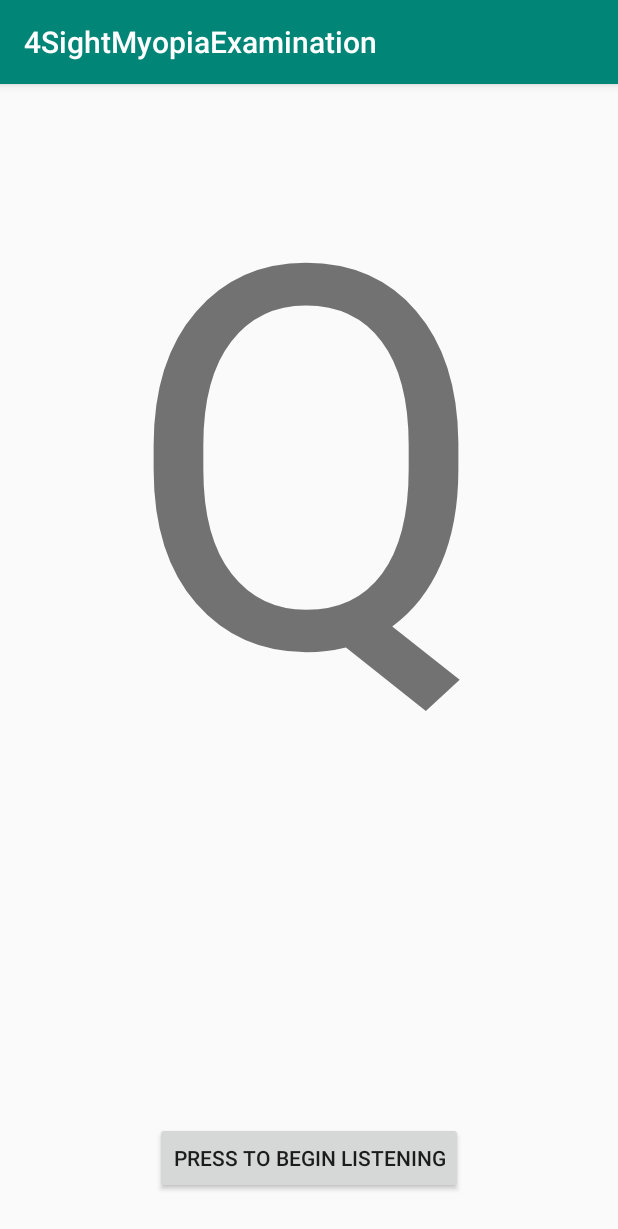
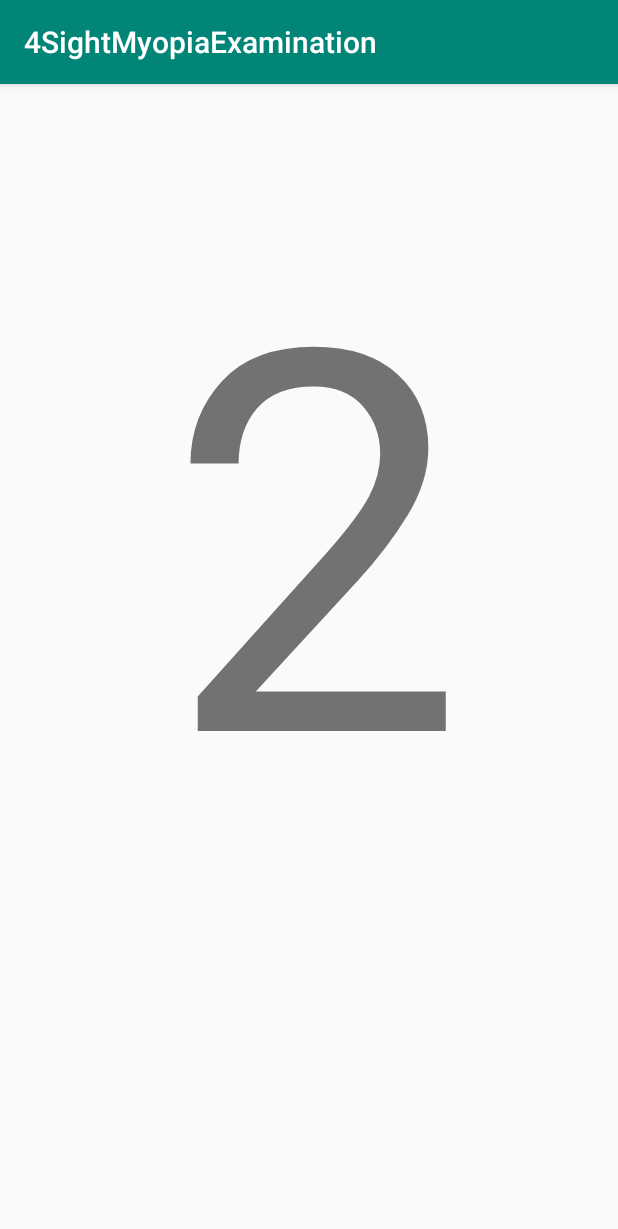
Before and after one commit to kylegreenf/4SightMyopiaExamination, an Android app: the MainActivity screen opened directly, with no data from a screen before it, on a phone screen of 412 x 824 dp. Shown: the top 1229 px of the screen. Run offline under Robolectric (Android 15) with nearby library versions, the phone set to English and light mode, and no system bars; Roboto replaces fonts that are not available here.

Commit message:
Test primarily finished - no more button, now automatic, test ends after completeting smallest font size as well

```diff
--- a/app/src/main/java/com/example/a4sightmyopiaexamination/MainActivity.java
+++ b/app/src/main/java/com/example/a4sightmyopiaexamination/MainActivity.java
@@ -11,6 +11,7 @@ import android.media.MediaPlayer;
 import android.net.Uri;
 import android.os.Build;
 import android.os.Bundle;
+import android.os.CountDownTimer;
 import android.provider.Settings;
 import android.speech.RecognitionListener;
 import android.speech.RecognizerIntent;
@@ -39,6 +40,8 @@ public class MainActivity extends AppCompatActivity {
     private int incorrectCount;
     private int totalQuestions;
     private int fontSize = 160;
+
+    private int countdownint = 3;
 
     @Override
     protected void onCreate(Bundle savedInstanceState) {
@@ -79,7 +82,9 @@ public class MainActivity extends AppCompatActivity {
 
             @Override
             public void onError(int error) {
-
+                //letterTesting.setText(Integer.toString(error));
+                mSpeechRecognizer.cancel();
+                startNextListenTimer();
             }
 
             @Override
@@ -89,7 +94,7 @@ public class MainActivity extends AppCompatActivity {
                     checkCorrectGuess(matches.get(0), correctAnswer);
                     letterTesting.setText(generateSpecificRandomLetter(fontSize));
                 }
-                mSpeechRecognizer.startListening(mSpeechRecognizerIntent);
+                startNextListenTimer();
             }
 
             @Override
@@ -116,8 +121,63 @@ public class MainActivity extends AppCompatActivity {
         // Changing the text results
         letterTesting = (TextView) findViewById(R.id.letterTesting);
         letterTesting.setText(generateRandomLetter());
+        letterTesting.setText("3");
 
 
+        startCountdownTimer();
+
+    }
+
+    private void startCountdownTimer() {
+        new CountDownTimer(1250, 1000) {
+
+            public void onTick(long millisUntilFinished) {
+                //mTextField.setText("seconds remaining: " + millisUntilFinished / 1000);
+            }
+
+            public void onFinish() {
+                //mTextField.setText("done!");
+                lowerCountdown();
+            }
+        }.start();
+    }
+
+    private void startNextListenTimer() {
+        new CountDownTimer(750, 1000) {
+
+            public void onTick(long millisUntilFinished) {
+
+            }
+
+            public void onFinish() {
+                mSpeechRecognizer.startListening(mSpeechRecognizerIntent);
+            }
+        }.start();
+    }
+
+    private void lowerCountdown() {
+        switch (countdownint) {
+            case 3:
+                letterTesting.setText("2");
+                startCountdownTimer();
+                break;
+            case 2:
+                letterTesting.setText("1");
+                startCountdownTimer();
+                break;
+            case 1:
+                letterTesting.setText("0");
+                startCountdownTimer();
+                break;
+            case 0:
+                letterTesting.setText(correctAnswer);
+                getSpeechInput(null);
+                //endAnswerTimerStart();
+                break;
+
+
+        }
+        countdownint--;
     }
 
     private void checkPermission() {
@@ -130,20 +190,6 @@ public class MainActivity extends AppCompatActivity {
         }
     }
 
-    /*
-    public void getSpeechInput(View view) {
-        Intent intent = new Intent(RecognizerIntent.ACTION_RECOGNIZE_SPEECH);
-        intent.putExtra(RecognizerIntent.EXTRA_LANGUAGE_MODEL, RecognizerIntent.LANGUAGE_MODEL_FREE_FORM);
-        intent.putExtra(RecognizerIntent.EXTRA_LANGUAGE, Locale.getDefault());
-
-
-
-        if (intent.resolveActivity(getPackageManager()) != null) {
-            startActivityForResult(intent, 10);
-        } else {
-            Toast.makeText(this, "Your device does not support speech input", Toast.LENGTH_SHORT).show();
-        }
-    }*/
 
     public void getSpeechInput(View v) {
         mSpeechRecognizer.startListening(mSpeechRecognizerIntent);
@@ -266,7 +312,7 @@ public class MainActivity extends AppCompatActivity {
         String guess = result;
         totalQuestions++;
         if (isPossibleAnswer(guess.toLowerCase(), correctAnswer.toLowerCase())) {
-            correctGuess.start(); // Play a noise
+            //correctGuess.start(); // Play a noise
             reduceFontSize();
             Toast.makeText(this, "Correct input!", Toast.LENGTH_SHORT).show();
         } else {
@@ -274,7 +320,7 @@ public class MainActivity extends AppCompatActivity {
             if (incorrectCount == 3) {
                 openAnalysisActivity();
             }
-            wrongGuess.start(); // Play incorrect noise
+            //wrongGuess.start(); // Play incorrect noise
             Toast.makeText(this, "Your guess, " + result + " was incorrect. Correct: " + correctAnswer, Toast.LENGTH_SHORT).show();
         }
         if (totalQuestions == 20) {
@@ -316,7 +362,7 @@ public class MainActivity extends AppCompatActivity {
                 fontSize = 33;
                 break;
             case 33:
-                fontSize = 33;
+                openAnalysisActivity();
                 break;
         }
 
@@ -347,7 +393,7 @@ public class MainActivity extends AppCompatActivity {
                 }
                 break;
             case "e":
-                if (guess.equals("e") || guess.equals("eek") || guess.equals("aye")) {
+                if (guess.equals("e") || guess.equals("eek") || guess.equals("aye") || guess.equals("chief")) {
                     return true;
                 }
                 break;
@@ -362,7 +408,7 @@ public class MainActivity extends AppCompatActivity {
                 }
                 break;
             case "h":
-                if (guess.equals("h")) {
+                if (guess.equals("h") || guess.equals("aches")) {
                     return true;
                 }
                 break;
@@ -432,7 +478,7 @@ public class MainActivity extends AppCompatActivity {
                 }
                 break;
             case "v":
-                if (guess.equals("v") || guess.equals("v")) {
+                if (guess.equals("v") || guess.equals("pee")) {
                     return true;
                 }
                 break;
@@ -452,7 +498,7 @@ public class MainActivity extends AppCompatActivity {
                 }
                 break;
             case "z":
-                if (guess.equals("z") || guess.equals("zee")) {
+                if (guess.equals("z") || guess.equals("sea") || guess.equals("see")) {
                     return true;
                 }
                 break;
--- a/app/src/main/res/layout/activity_main.xml
+++ b/app/src/main/res/layout/activity_main.xml
@@ -6,23 +6,12 @@
     android:layout_height="match_parent"
     tools:context=".MainActivity">
 
-    <Button
-        android:id="@+id/button"
-        android:layout_width="wrap_content"
-        android:layout_height="wrap_content"
-        android:layout_marginStart="161dp"
-        android:layout_marginEnd="162dp"
-        android:layout_marginBottom="28dp"
-        android:onClick="getSpeechInput"
-        android:text="Press to begin listening"
-        app:layout_constraintBottom_toBottomOf="parent"
-        app:layout_constraintEnd_toEndOf="parent"
-        app:layout_constraintStart_toStartOf="parent" />
-
     <TextView
         android:id="@+id/letterTesting"
         android:layout_width="411dp"
         android:layout_height="614dp"
+        android:layout_marginStart="8dp"
+        android:layout_marginTop="56dp"
         android:fontFamily="@font/enriqueta"
         android:text="E"
         android:textAlignment="center"
@@ -31,7 +20,7 @@
         android:textSize="160pt"
         app:layout_constraintBottom_toBottomOf="parent"
         app:layout_constraintEnd_toEndOf="parent"
-        app:layout_constraintHorizontal_bias="0.482"
+        app:layout_constraintHorizontal_bias="0.5"
         app:layout_constraintStart_toStartOf="parent"
         app:layout_constraintTop_toTopOf="parent"
         app:layout_constraintVertical_bias="0.0" />
```
